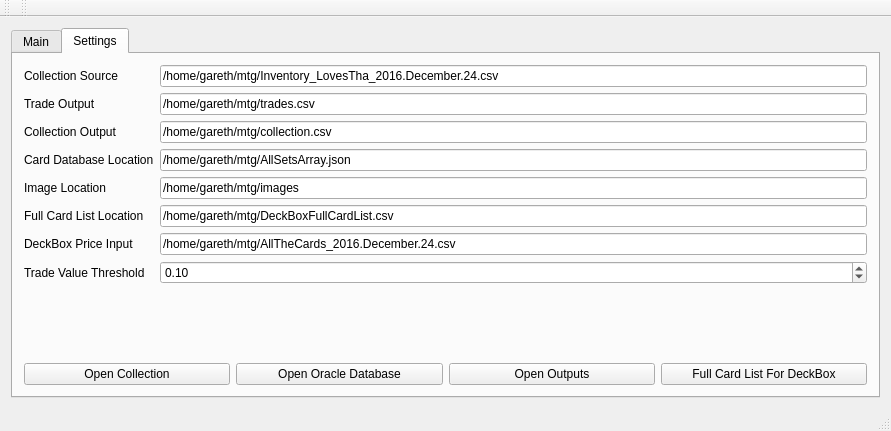
Before: the Qt Designer form pcmwindow.ui in LovesTha/PyeCollectionManager, drawn with Qt 5.
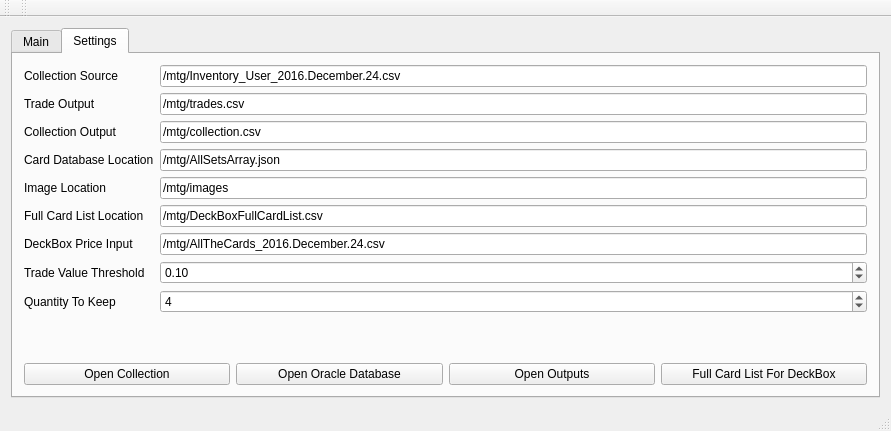
After: the same form once the commit is applied.

Commit message: Customisable quantity to keep

Diff of the .ui file:
```diff
--- a/pcmwindow.ui
+++ b/pcmwindow.ui
@@ -160,7 +160,7 @@
           <item row="0" column="1">
            <widget class="QLineEdit" name="collectionSourceLineEdit">
             <property name="text">
-             <string>/home/gareth/mtg/Inventory_LovesTha_2016.December.24.csv</string>
+             <string>/mtg/Inventory_User_2016.December.24.csv</string>
             </property>
            </widget>
           </item>
@@ -174,7 +174,7 @@
           <item row="1" column="1">
            <widget class="QLineEdit" name="tradeOutputLineEdit">
             <property name="text">
-             <string>/home/gareth/mtg/trades.csv</string>
+             <string>/mtg/trades.csv</string>
             </property>
            </widget>
           </item>
@@ -188,7 +188,7 @@
           <item row="3" column="1">
            <widget class="QLineEdit" name="collectionOutputLineEdit">
             <property name="text">
-             <string>/home/gareth/mtg/collection.csv</string>
+             <string>/mtg/collection.csv</string>
             </property>
            </widget>
           </item>
@@ -202,7 +202,7 @@
           <item row="4" column="1">
            <widget class="QLineEdit" name="cardDatabaseLocationLineEdit">
             <property name="text">
-             <string>/home/gareth/mtg/AllSetsArray.json</string>
+             <string>/mtg/AllSetsArray.json</string>
             </property>
            </widget>
           </item>
@@ -216,7 +216,7 @@
           <item row="5" column="1">
            <widget class="QLineEdit" name="imageLocationLineEdit">
             <property name="text">
-             <string>/home/gareth/mtg/images</string>
+             <string>/mtg/images</string>
             </property>
            </widget>
           </item>
@@ -230,7 +230,7 @@
           <item row="6" column="1">
            <widget class="QLineEdit" name="fullCardListLocationLineEdit">
             <property name="text">
-             <string>/home/gareth/mtg/DeckBoxFullCardList.csv</string>
+             <string>/mtg/DeckBoxFullCardList.csv</string>
             </property>
            </widget>
           </item>
@@ -244,7 +244,7 @@
           <item row="7" column="1">
            <widget class="QLineEdit" name="deckBoxPriceInputLineEdit">
             <property name="text">
-             <string>/home/gareth/mtg/AllTheCards_2016.December.24.csv</string>
+             <string>/mtg/AllTheCards_2016.December.24.csv</string>
             </property>
            </widget>
           </item>
@@ -262,6 +262,20 @@
             </property>
            </widget>
           </item>
+          <item row="9" column="0">
+           <widget class="QLabel" name="quantityToKeepLabel">
+            <property name="text">
+             <string>Quantity To Keep</string>
+            </property>
+           </widget>
+          </item>
+          <item row="9" column="1">
+           <widget class="QSpinBox" name="quantityToKeepSpinBox">
+            <property name="value">
+             <number>4</number>
+            </property>
+           </widget>
+          </item>
          </layout>
         </item>
         <item>
```
The commit also changes 2 other files.
